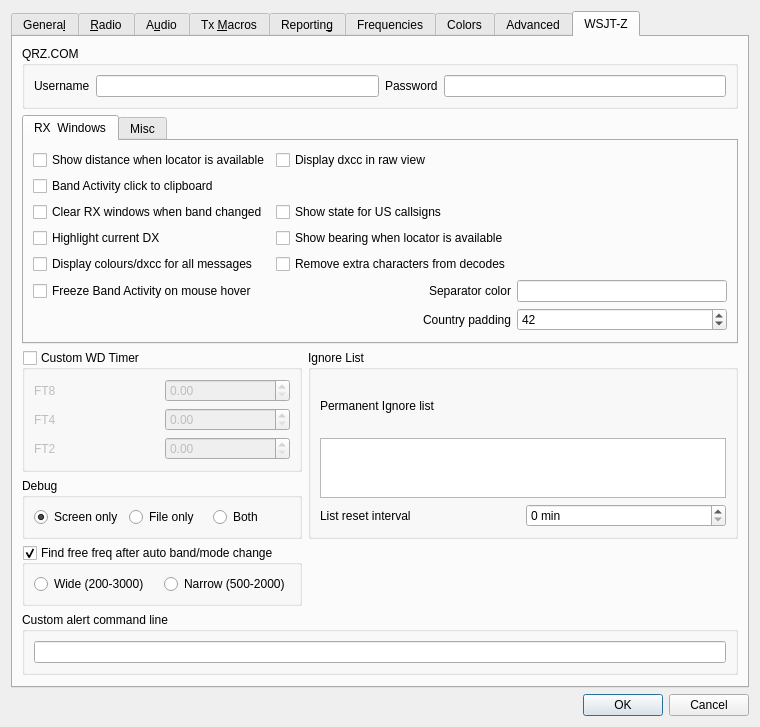
The window that Configuration.ui (SpudGunMan/WSJT-Zed) describes before a commit, drawn with Qt 5.
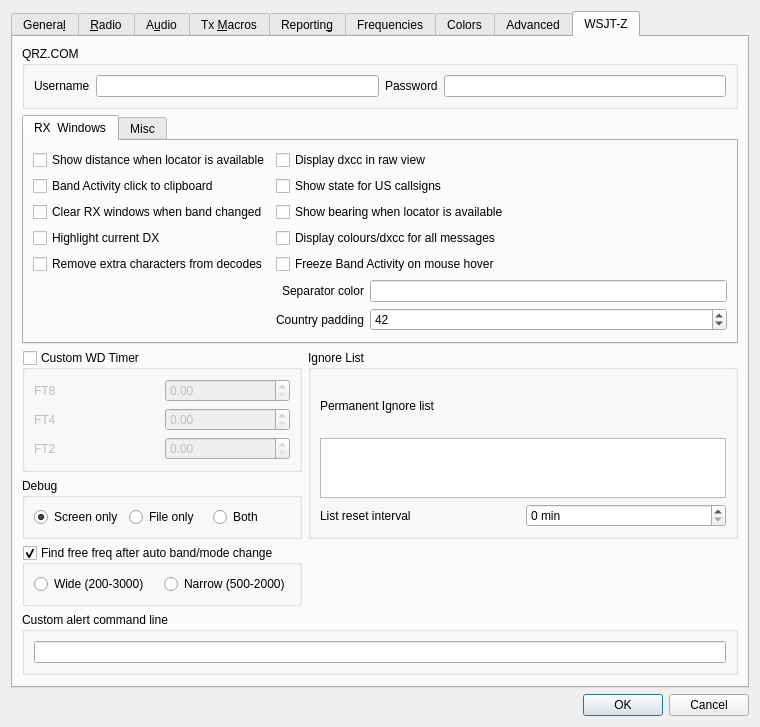
The same window after the commit. Custom widgets are drawn as their Qt base class.

The edit to the form file:
```diff
--- a/Configuration.ui
+++ b/Configuration.ui
@@ -3649,14 +3649,21 @@
              </property>
             </widget>
            </item>
-                     <item row="1" column="0" colspan="3">
+            <item row="1" column="0">
                         <widget class="QCheckBox" name="cb_copyOnClickBA">
                          <property name="text">
                             <string>Band Activity click to clipboard</string>
                          </property>
                         </widget>
                      </item>
-           <item row="4" column="1">
+           <item row="1" column="1" colspan="2">
+            <widget class="QCheckBox" name="cb_showState">
+             <property name="text">
+              <string>Show state for US callsigns</string>
+             </property>
+            </widget>
+           </item>
+           <item row="4" column="0">
             <widget class="QCheckBox" name="cb_removeExtra">
              <property name="toolTip">
               <string>&lt;html&gt;&lt;head/&gt;&lt;body&gt;&lt;p&gt;Remove extra characters from decode lines like &amp;quot;a1&amp;quot;, &amp;quot;a7&amp;quot;, etc.&lt;/p&gt;&lt;/body&gt;&lt;/html&gt;</string>
@@ -3666,7 +3673,7 @@
              </property>
             </widget>
            </item>
-           <item row="3" column="1" colspan="2">
+           <item row="2" column="1" colspan="2">
             <widget class="QCheckBox" name="cb_showBearing">
              <property name="text">
               <string>Show bearing when locator is available</string>
@@ -3680,7 +3687,7 @@
              </property>
             </widget>
            </item>
-           <item row="5" column="0">
+           <item row="4" column="1" colspan="2">
             <widget class="QCheckBox" name="cb_freezeBA">
              <property name="text">
               <string>Freeze Band Activity on mouse hover</string>
@@ -3694,13 +3701,6 @@
              </property>
             </widget>
            </item>
-           <item row="2" column="1" colspan="2">
-            <widget class="QCheckBox" name="cb_showState">
-             <property name="text">
-              <string>Show state for US callsigns</string>
-             </property>
-            </widget>
-           </item>
            <item row="3" column="0">
             <widget class="QCheckBox" name="cb_highlightDX">
              <property name="toolTip">
@@ -3711,7 +3711,7 @@
              </property>
             </widget>
            </item>
-           <item row="4" column="0">
+           <item row="3" column="1" colspan="2">
             <widget class="QCheckBox" name="cb_colourAll">
              <property name="toolTip">
               <string>&lt;html&gt;&lt;head/&gt;&lt;body&gt;&lt;p&gt;Colour and show dxcc for all messages, not just CQ.&lt;/p&gt;&lt;/body&gt;&lt;/html&gt;</string>
```
Lines whose indentation alone changed are shown as unchanged.
